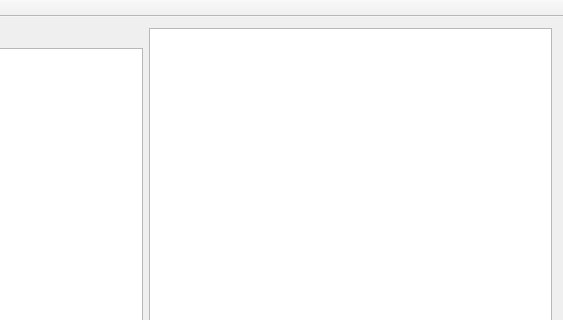
This is CMove.ui in yellow1cucumber/CMove as Qt 5 draws it before an edit; both pictures show x 681 to 1244 and y 0 to 320 of the 1244 by 509 pixel window. The edited form follows.
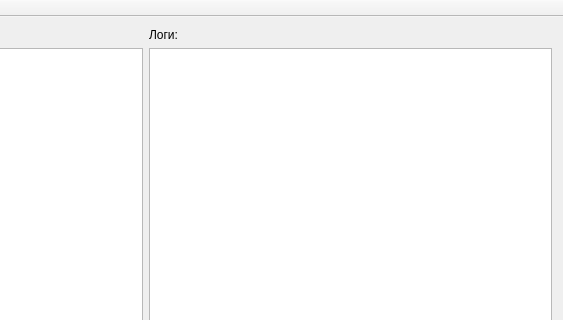
This is the edited form.

Commit message: CHORE: add label above logs textedit

```diff
--- a/CMove.ui
+++ b/CMove.ui
@@ -222,11 +222,22 @@
      </layout>
     </item>
     <item>
+     <layout class="QVBoxLayout" name="verticalLayout_7">
+      <item>
+       <widget class="QLabel" name="label_5">
+        <property name="text">
+         <string>Логи:</string>
+        </property>
+       </widget>
+      </item>
+      <item>
      <widget class="QTextEdit" name="ActionLogTextEdit">
       <property name="readOnly">
        <bool>true</bool>
       </property>
      </widget>
+      </item>
+     </layout>
     </item>
    </layout>
   </widget>
```
Left out of the diff: 2 changed lines with no effect on the pictures. Lines whose indentation alone changed are shown as unchanged.
